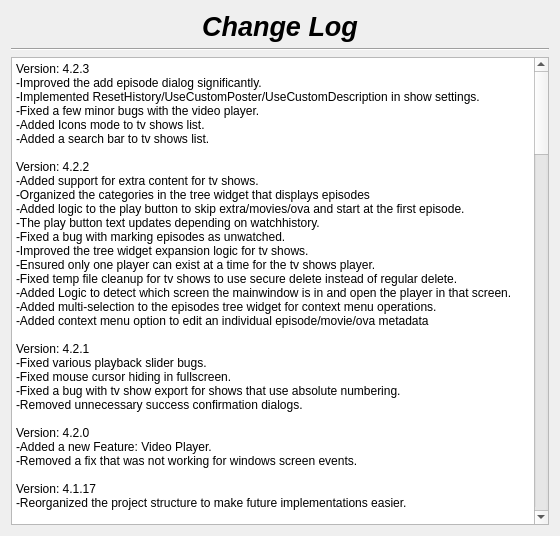
Above: changelog.ui from therealMaPMaKeR/MMDiary before the change. Below: the same form after it.
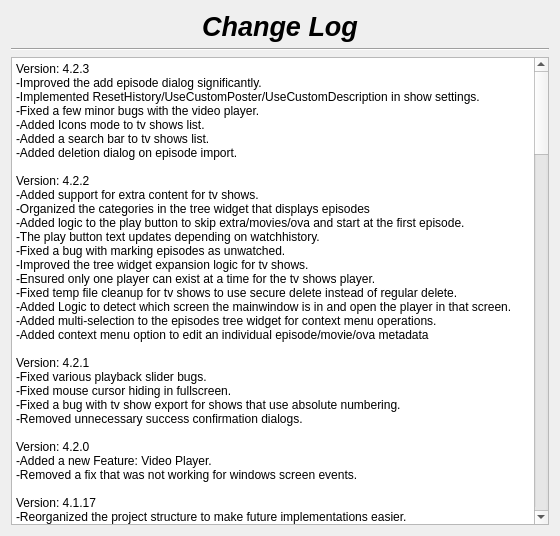
That is the form after the change.

What changed in the file:
```diff
--- a/changelog.ui
+++ b/changelog.ui
@@ -56,7 +56,8 @@
 li.checked::marker { content: &quot;\2612&quot;; }
 &lt;/style&gt;&lt;/head&gt;&lt;body style=&quot; font-family:'Segoe UI'; font-size:9pt; font-weight:400; font-style:normal;&quot;&gt;
 &lt;p style=&quot; margin-top:0px; margin-bottom:0px; margin-left:0px; margin-right:0px; -qt-block-indent:0; text-indent:0px;&quot;&gt;Version: 4.2.3&lt;br /&gt;-Improved the add episode dialog significantly.&lt;/p&gt;
-&lt;p style=&quot; margin-top:0px; margin-bottom:0px; margin-left:0px; margin-right:0px; -qt-block-indent:0; text-indent:0px;&quot;&gt;-Implemented ResetHistory/UseCustomPoster/UseCustomDescription in show settings.&lt;br /&gt;-Fixed a few minor bugs with the video player.&lt;br /&gt;-Added Icons mode to tv shows list.&lt;br /&gt;-Added a search bar to tv shows list.&lt;br /&gt;&lt;br /&gt;Version: 4.2.2&lt;br /&gt;-Added support for extra content for tv shows.&lt;/p&gt;
+&lt;p style=&quot; margin-top:0px; margin-bottom:0px; margin-left:0px; margin-right:0px; -qt-block-indent:0; text-indent:0px;&quot;&gt;-Implemented ResetHistory/UseCustomPoster/UseCustomDescription in show settings.&lt;br /&gt;-Fixed a few minor bugs with the video player.&lt;br /&gt;-Added Icons mode to tv shows list.&lt;br /&gt;-Added a search bar to tv shows list.&lt;/p&gt;
+&lt;p style=&quot; margin-top:0px; margin-bottom:0px; margin-left:0px; margin-right:0px; -qt-block-indent:0; text-indent:0px;&quot;&gt;-Added deletion dialog on episode import.&lt;br /&gt;&lt;br /&gt;Version: 4.2.2&lt;br /&gt;-Added support for extra content for tv shows.&lt;/p&gt;
 &lt;p style=&quot; margin-top:0px; margin-bottom:0px; margin-left:0px; margin-right:0px; -qt-block-indent:0; text-indent:0px;&quot;&gt;-Organized the categories in the tree widget that displays episodes&lt;br /&gt;-Added logic to the play button to skip extra/movies/ova and start at the first episode.&lt;br /&gt;-The play button text updates depending on watchhistory.&lt;br /&gt;-Fixed a bug with marking episodes as unwatched.&lt;br /&gt;-Improved the tree widget expansion logic for tv shows.&lt;br /&gt;-Ensured only one player can exist at a time for the tv shows player.&lt;br /&gt;-Fixed temp file cleanup for tv shows to use secure delete instead of regular delete.&lt;br /&gt;-Added Logic to detect which screen the mainwindow is in and open the player in that screen.&lt;br /&gt;-Added multi-selection to the episodes tree widget for context menu operations.&lt;br /&gt;-Added context menu option to edit an individual episode/movie/ova metadata&lt;br /&gt;&lt;br /&gt;Version: 4.2.1&lt;br /&gt;-Fixed various playback slider bugs.&lt;br /&gt;-Fixed mouse cursor hiding in fullscreen.&lt;br /&gt;-Fixed a bug with tv show export for shows that use absolute numbering.&lt;/p&gt;
 &lt;p style=&quot; margin-top:0px; margin-bottom:0px; margin-left:0px; margin-right:0px; -qt-block-indent:0; text-indent:0px;&quot;&gt;-Removed unnecessary success confirmation dialogs.&lt;br /&gt;&lt;br /&gt;Version: 4.2.0&lt;br /&gt;-Added a new Feature: Video Player.&lt;/p&gt;
 &lt;p style=&quot; margin-top:0px; margin-bottom:0px; margin-left:0px; margin-right:0px; -qt-block-indent:0; text-indent:0px;&quot;&gt;-Removed a fix that was not working for windows screen events.&lt;/p&gt;
```
